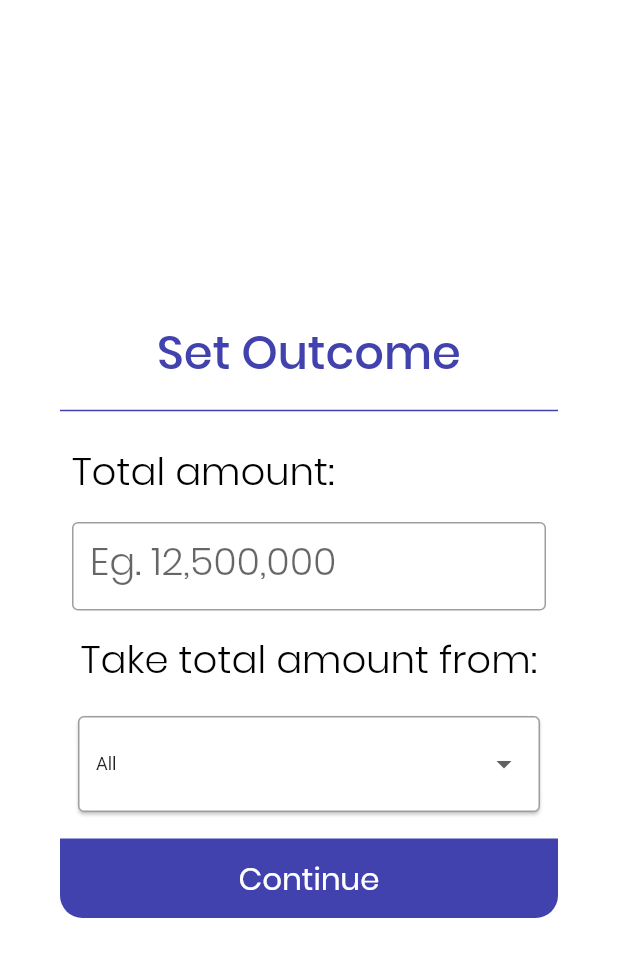
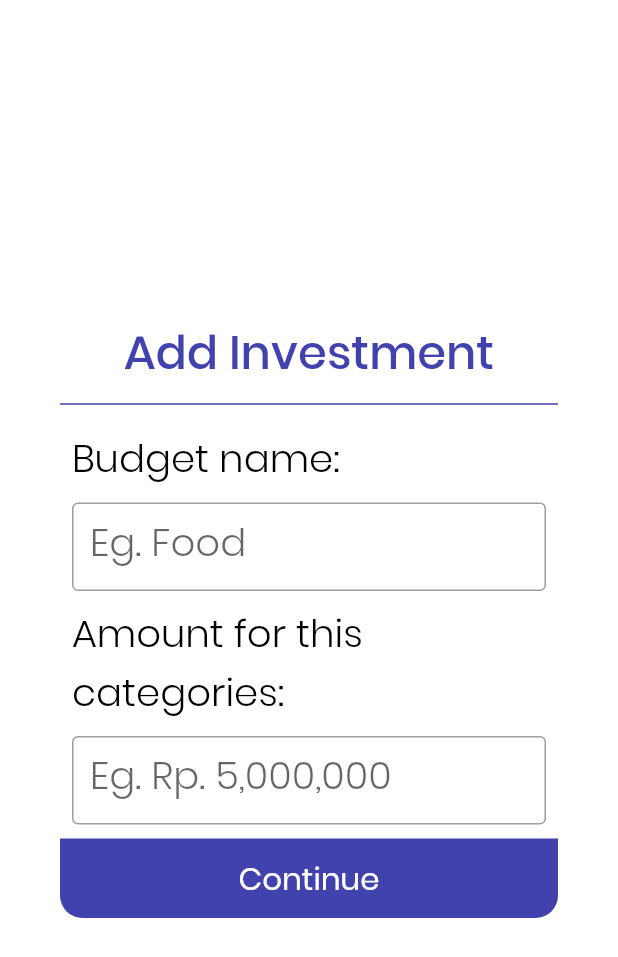
Before and after one commit to MAqielHilmanM/budgetin, a Flutter app: the screen it shows after launch, on a phone screen of 412 x 824 dp. Shown: the top 957 px of the screen. Run offline on Flutter 3.47's test engine with Material 2 defaults, Android fonts, the phone set to English and light mode, and no system bars; our stand-ins replace bubble_tab_indicator, flutter_screenutil; project files that could hold a hidden picture were left out.

Commit message:
dashboard dialog

```diff
--- a/lib/main.dart
+++ b/lib/main.dart
@@ -3,6 +3,7 @@ import 'package:budgetin/screens/budget/form/BudgetFormDialog.dart';
 import 'package:budgetin/screens/budget/input/BudgetInputPage.dart';
 import 'package:budgetin/screens/dashboard/DashboardFormDialog.dart';
 import 'package:budgetin/screens/history/InOutHistoryPage.dart';
+import 'package:budgetin/screens/investment/formDialog/InvestmentFormDialog.dart';
 import 'package:budgetin/screens/login/LoginPage.dart';
 import 'package:budgetin/screens/onboarding/onboardingScreen.dart';
 import 'package:budgetin/screens/splashscreen/SplashScreen.dart';
@@ -31,9 +32,9 @@ class MyApp extends StatelessWidget {
       theme: ThemeData(
         primarySwatch: Colors.blue,
       ),
-      home: new DashboardFormDialog(),
+      home: new AddInvestmentFormDialog(),
       routes: <String, WidgetBuilder>{
-        '/screens/onboarding': (BuildContext context) => DashboardFormDialog(),
+        '/screens/onboarding': (BuildContext context) => AddInvestmentFormDialog(),
       },
     );
   }
--- /dev/null
+++ b/lib/screens/investment/formDialog/InvestmentFormDialog.dart
@@ -0,0 +1,90 @@
+import 'package:budgetin/widget/CustomTheme.dart';
+import 'package:budgetin/widget/buttons/WidgetButton.dart';
+import 'package:budgetin/widget/form/WidgetForm.dart';
+import 'package:budgetin/widget/text/WidgetText.dart';
+import 'package:flutter/cupertino.dart';
+import 'package:flutter/material.dart';
+import 'package:flutter_screenutil/flutter_screenutil.dart';
+
+class AddInvestmentFormDialog extends StatelessWidget {
+  @override
+  Widget build(BuildContext context) {
+    double defaultScreenWidth = 400.0;
+    double defaultScreenHeight = 810.0;
+
+    ScreenUtil.instance = ScreenUtil(
+      width: defaultScreenWidth,
+      height: defaultScreenHeight,
+      allowFontScaling: true,
+    )..init(context);
+
+    return AnimatedContainer(
+      padding: EdgeInsets.only(bottom: MediaQuery.of(context).padding.bottom),
+      duration: const Duration(milliseconds: 30),
+      child: Dialog(
+        shape: RoundedRectangleBorder(
+          borderRadius: BorderRadius.circular(15),
+        ),
+        elevation: 0.0,
+        backgroundColor: Colors.transparent,
+        child: Container(
+          height: 400,
+          decoration: BoxDecoration(
+              color: CustomTheme.colorWhite,
+              borderRadius: BorderRadius.all(Radius.circular(15))),
+          child: Column(
+            mainAxisAlignment: MainAxisAlignment.spaceBetween,
+            children: <Widget>[
+              Row(
+                mainAxisAlignment: MainAxisAlignment.spaceEvenly,
+                children: <Widget>[
+                  Container(
+                    height: 40,
+                    decoration: BoxDecoration(
+                        color: CustomTheme.colorWhite,
+                        borderRadius: BorderRadius.only(
+                            topLeft: Radius.circular(15),
+                            topRight: Radius.circular(15))),
+                    child: WidgetText.poppinsMediumBlueDark30(
+                        "Add Investment",
+                        textAlign: TextAlign.center),
+                  ),
+                ],
+              ),
+              Container(
+                child: Divider(
+                  color: CustomTheme.colorBlueDark,
+                  thickness: 1,
+                ),
+              ),
+              Padding(
+                  padding: EdgeInsets.symmetric(horizontal: 8),
+                  child: Align(
+                    alignment: Alignment.centerLeft,
+                    child: WidgetText.poppinsLightBlack25(
+                      "Budget name: ",
+                    ),
+                  )),
+              Padding(
+                padding: EdgeInsets.symmetric(horizontal: 8),
+                child: WidgetForm.text("Eg. Food", null, isBordered: true),
+              ),
+              Padding(
+                padding: EdgeInsets.symmetric(horizontal: 8),
+                child: WidgetText.poppinsLightBlack25(
+                    "Amount for this categories:"),
+              ),
+              Padding(
+                padding: EdgeInsets.symmetric(horizontal: 8),
+                child: WidgetForm.text("Eg. Rp. 5,000,000", null, isBordered: true),
+              ),
+              InkWell(
+                  onTap: () => Navigator.of(context).pop(),
+                  child: WidgetButtonDialog.large("Continue"))
+            ],
+          ),
+        ),
+      ),
+    );
+  }
+}
```
